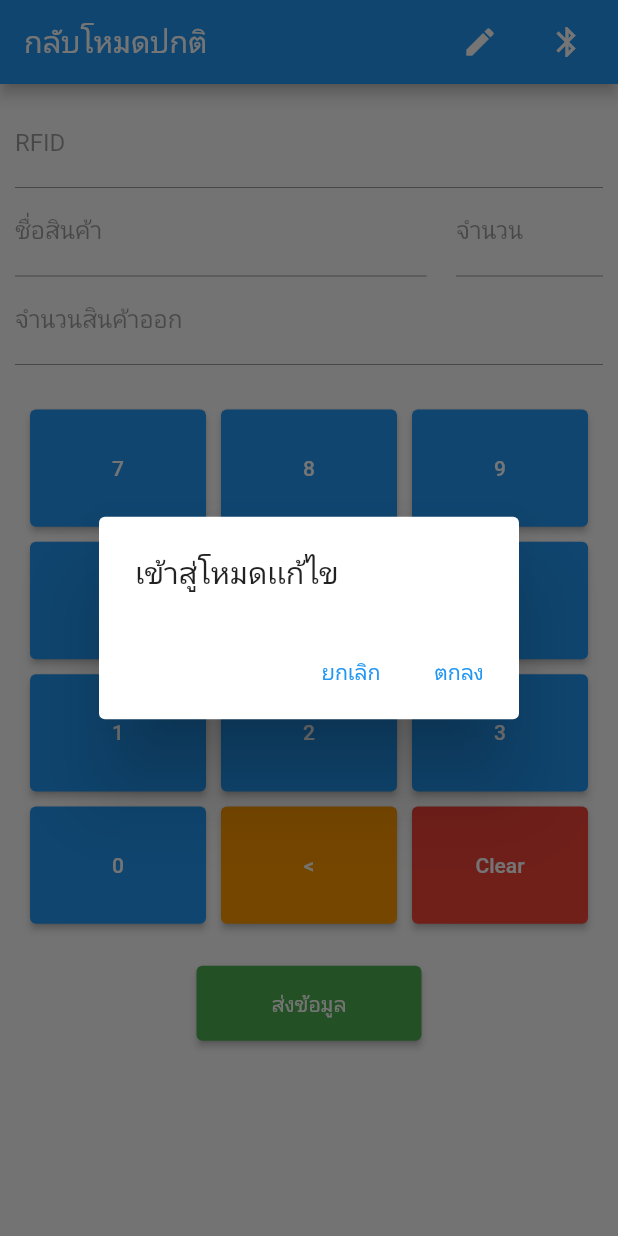
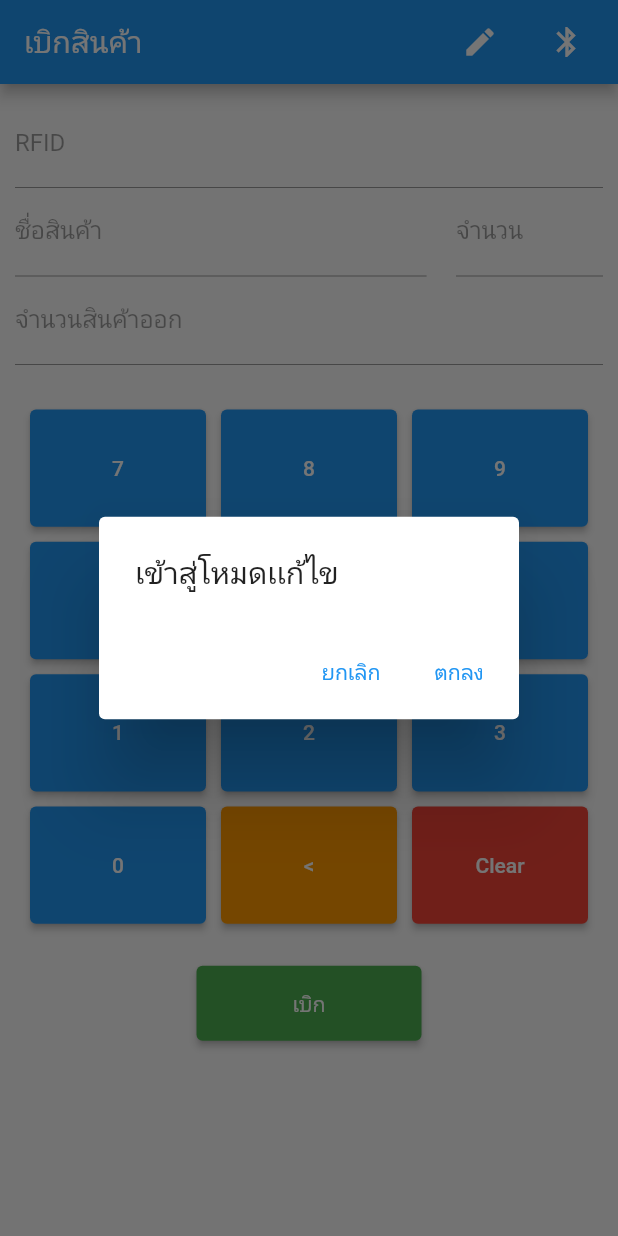
Before and after one commit to kira42310/RFID_Checker_Android, a Flutter app: the screen it shows after launch, after a tap on the "mode" icon, on a phone screen of 412 x 824 dp. Run offline on Flutter 3.47's test engine with Material 2 defaults, Android fonts, the phone set to English and light mode, and no system bars; our stand-ins replace flutter_bluetooth_serial; missing offline and left inert: future_progress_dialog.

```diff
--- a/lib/modules/checkout.dart
+++ b/lib/modules/checkout.dart
@@ -58,7 +58,7 @@ class _Checkout extends State<Checkout>
     return Scaffold(
         appBar: AppBar(
           // title: ( eModeSwitch ) ? Text( 'Checkout - Edit mode' ) : Text( 'Checkout' ),
-          title: ( eModeSwitch ) ? Text( 'โหมดเเก้ไข' ) : Text( 'กลับโหมดปกติ' ),
+          title: ( eModeSwitch ) ? Text( 'โหมดเเก้ไข' ) : Text( 'เบิกสินค้า' ),
           backgroundColor: ( eModeSwitch ) ? Colors.red : Colors.blue,
           actions: <Widget>[
             Padding(
@@ -67,7 +67,7 @@ class _Checkout extends State<Checkout>
                 onPressed: () => showDialog(
                   context: context,
                   builder: ( BuildContext context ) => AlertDialog(
-                    title: Text( 'เข้าสู่โหมดเเก้ไข' ),
+                    title: ( eModeSwitch ) ? Text( 'กลับสู่โหมดปกติ' ) : Text( 'เข้าสู่โหมดเเก้ไข' ) ,
                     actions: [
                       TextButton(
                         onPressed: () => Navigator.pop( context, 'ยกเลิก' ),
@@ -278,7 +278,7 @@ class _Checkout extends State<Checkout>
       SizedBox(
         width: 150,
         height: 50,
-        child: acceptBTN( context ),
+        child: ( eModeSwitch ) ?  acceptBTNEMode( context ) : acceptBTN( context ),
       ),
       // SizedBox(
       //   width: 150,
@@ -502,7 +502,7 @@ class _Checkout extends State<Checkout>
     style: ElevatedButton.styleFrom(
       primary: Colors.green,
     ),
-    child: Text( 'ส่งข้อมูล' ),
+    child: Text( 'เบิก' ),
     onPressed: () => showDialog(
       context: context,
       builder: ( BuildContext context ) => AlertDialog(
@@ -563,10 +563,10 @@ class _Checkout extends State<Checkout>
               if( pallet != null )
               {
                 final res = editPallet( pallet!.id.toString(), exportQuantityTxtctl.text, /*pallet!.locID.toString(),*/ pallet!.lotID.toString(), pallet!.state );
-                // rfidTxtctl.text = '';
-                // productNameTxtctl.text = '';
-                // productCQuantityTxtctl.text = '';
-                // exportQuantityTxtctl.text = '';
+                rfidTxtctl.text = '';
+                productNameTxtctl.text = '';
+                productCQuantityTxtctl.text = '';
+                exportQuantityTxtctl.text = '';
                 pallet = null;
                 print( res );
                 Navigator.pop( context, 'เเก้ไขข้อมูล' );
--- a/lib/modules/fetchPallet.dart
+++ b/lib/modules/fetchPallet.dart
@@ -100,7 +100,7 @@ Future editPallet( String tagID, String quantity, String lotID, /*String locID,*
       'palletID': tagID,
       "quantity": quantity,
       "lotID": lotID,
-      // "locID": locID,
+      "locID": 'null',
       "state": state,
     }),
   );
```
